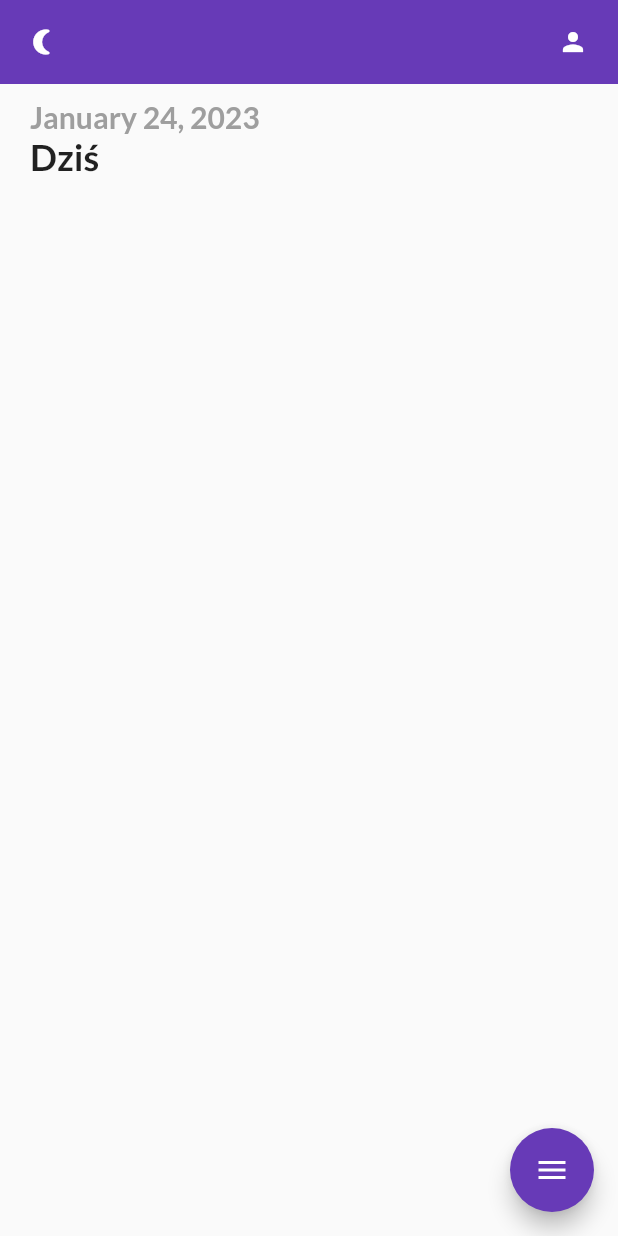
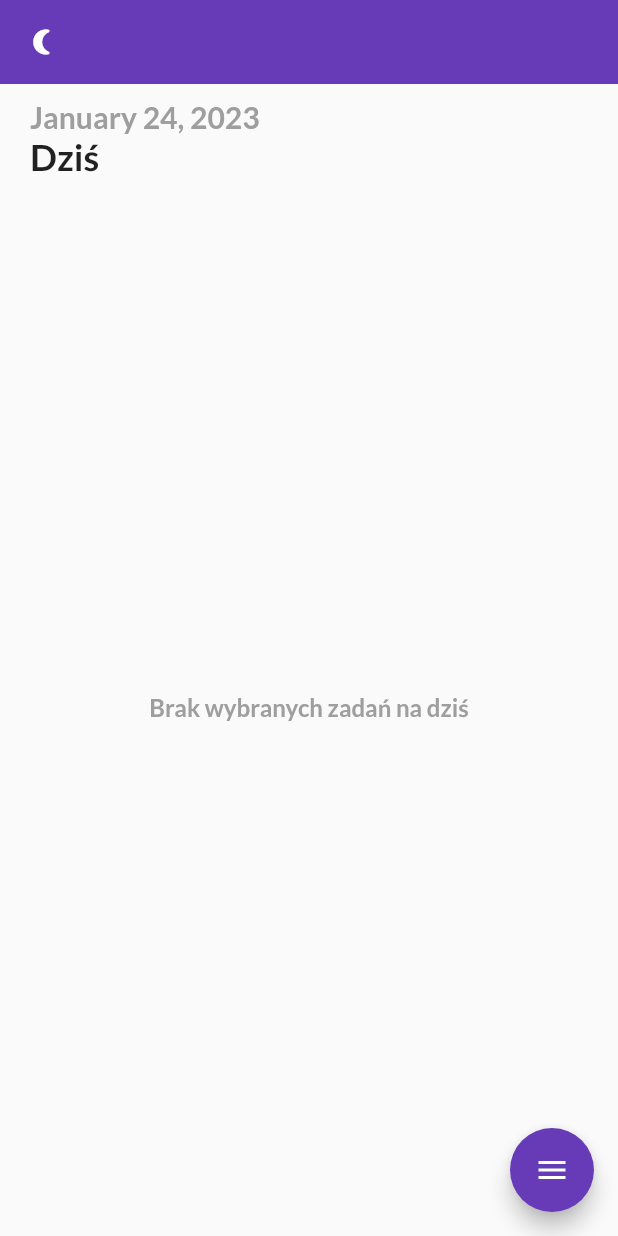
Before and after one commit to uchmielewska/Einsenhover-planner, a Flutter app: the screen it shows after launch, on a phone screen of 412 x 824 dp. Run offline on Flutter 3.47's test engine with Material 2 defaults, Android fonts, the phone set to English and light mode, and no system bars; drawn by our look-alikes of flutter_speed_dial; our stand-ins replace bloc, cloud_firestore, firebase_core, flutter_bloc, get, get_storage and 1 more; accounts and stored records are empty.

Commit message:
init add task

```diff
--- a/lib/ui/screens/home_screen.dart
+++ b/lib/ui/screens/home_screen.dart
@@ -9,7 +9,6 @@ import 'package:get/get.dart';
 
 import '../../business_logic/cubit/task/task_cubit.dart';
 import '../../services/theme_services.dart';
-import '../widgets/button.dart';
 import '../widgets/task_tile.dart';
 
 class HomeScreen extends StatefulWidget {
@@ -36,7 +35,12 @@ class _HomeScreenState extends State<HomeScreen> {
                     if (state is! TaskLoaded) {
                       return const Center(child: CircularProgressIndicator());
                     }
-                    // return _addTaskBar();
+
+                    if (state.tasks.isEmpty) {
+                      return Center(
+                          child: Text("Brak wybranych zadań na dziś",
+                              style: infoHeadingStyle));
+                    }
 
                     return ListView(
                       children: ListTile.divideTiles(
@@ -105,9 +109,6 @@ class _HomeScreenState extends State<HomeScreen> {
         },
         child: const Icon(Icons.nightlight_round, size: 20),
       ),
-        actions: const [
-          Icon(Icons.person, size: 20),
-          SizedBox(width: 20),
-        ]);
+    );
   }
 }
--- a/lib/ui/screens/plan_day_screen.dart
+++ b/lib/ui/screens/plan_day_screen.dart
@@ -27,9 +27,6 @@ class _PlanDayState extends State<PlanDayScreen> {
         },
         child: const Icon(Icons.arrow_back_ios, size: 20),
       ),
-        actions: const [
-          Icon(Icons.person, size: 20),
-          SizedBox(width: 20),
-        ]);
+    );
   }
 }
--- a/lib/ui/theme.dart
+++ b/lib/ui/theme.dart
@@ -14,6 +14,14 @@ class Themes {
     primarySwatch: Colors.deepPurple,
     brightness: Brightness.dark,
   );
+}
+
+TextStyle get infoHeadingStyle {
+  return GoogleFonts.lato(
+      textStyle: (TextStyle(
+          fontSize: 16,
+          fontWeight: FontWeight.bold,
+          color: Get.isDarkMode ? Colors.grey[400] : Colors.grey)));
 }
 
 TextStyle get subHeadingStyle {
--- a/lib/ui/widgets/task_tile.dart
+++ b/lib/ui/widgets/task_tile.dart
@@ -30,9 +30,9 @@ class MyTaskTile extends StatelessWidget {
             color: isImportant
                 ? isPrior
                     ? Colors.red[400]
-                    : Colors.orange[400]
+                    : Colors.orange[600]
                 : isPrior
-                    ? Colors.yellow[400]
+                    ? Colors.yellow[600]
                     : Colors.green[400],
             borderRadius: BorderRadius.circular(20)),
         child: Row(
```
Also changed, not shown: lib/ui/screens/add_task_screen.dart (+16 -8 lines). Lines whose indentation alone changed are shown as unchanged.
